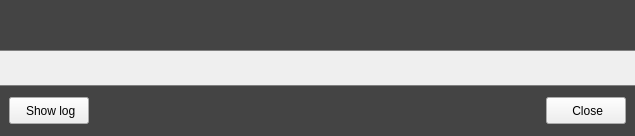
The window that Solution/Engine/embeddedlanguageinstalldialog.ui (nguyendkn/BrowserAutomationStudio) describes before a commit, drawn with Qt 5.
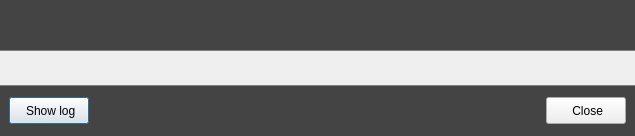
The same window after the commit. Icons and pictures are not drawn.

Commit message: Embedded language install dialog is modal

Patch:
```diff
--- a/Solution/Engine/embeddedlanguageinstalldialog.ui
+++ b/Solution/Engine/embeddedlanguageinstalldialog.ui
@@ -1,7 +1,7 @@
 <?xml version="1.0" encoding="UTF-8"?>
 <ui version="4.0">
  <class>EmbeddedLanguageInstallDialog</class>
- <widget class="QWidget" name="EmbeddedLanguageInstallDialog">
+ <widget class="QDialog" name="EmbeddedLanguageInstallDialog">
   <property name="geometry">
    <rect>
     <x>0</x>
```
The commit also changes 3 other files.
